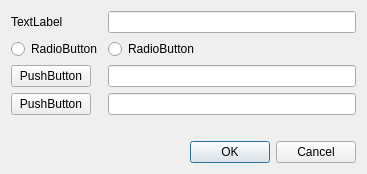
First picture: the form in designer/screendialog.ui, repository gilmanjo/SideviewController, before the edit.
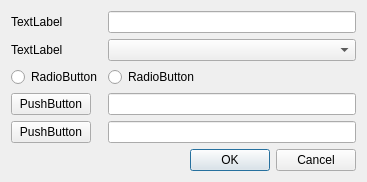
Second picture: the form after the edit.

Commit message: Updated Screen dialog to have Monitor field; implemented automatic monitor assignment and fullscreen/maximization for screens (FlatScreen, Video)

Patch:
```diff
--- a/designer/screendialog.ui
+++ b/designer/screendialog.ui
@@ -23,14 +23,14 @@
        </property>
       </widget>
      </item>
-     <item row="1" column="0">
+     <item row="2" column="0">
       <widget class="QRadioButton" name="rbScreenVideo">
        <property name="text">
         <string>RadioButton</string>
        </property>
       </widget>
      </item>
-     <item row="1" column="1">
+     <item row="2" column="1">
       <widget class="QRadioButton" name="rbScreenColor">
        <property name="text">
         <string>RadioButton</string>
@@ -40,34 +40,44 @@
      <item row="0" column="1">
       <widget class="QLineEdit" name="leScreenName"/>
      </item>
-     <item row="2" column="0">
+     <item row="3" column="0">
       <widget class="QPushButton" name="pbScreenVideo">
        <property name="text">
         <string>PushButton</string>
        </property>
       </widget>
      </item>
-     <item row="2" column="1">
+     <item row="3" column="1">
       <widget class="QLineEdit" name="leScreenVideo">
        <property name="readOnly">
         <bool>true</bool>
        </property>
       </widget>
      </item>
-     <item row="3" column="0">
+     <item row="4" column="0">
       <widget class="QPushButton" name="pbScreenColor">
        <property name="text">
         <string>PushButton</string>
        </property>
       </widget>
      </item>
-     <item row="3" column="1">
+     <item row="4" column="1">
       <widget class="QLineEdit" name="leScreenColor">
        <property name="readOnly">
         <bool>true</bool>
        </property>
       </widget>
      </item>
+     <item row="1" column="0">
+      <widget class="QLabel" name="labelMonNum">
+       <property name="text">
+        <string>TextLabel</string>
+       </property>
+      </widget>
+     </item>
+     <item row="1" column="1">
+      <widget class="QComboBox" name="cbMonNum"/>
+     </item>
     </layout>
    </item>
    <item>
```
The commit also changes 5 other files.
